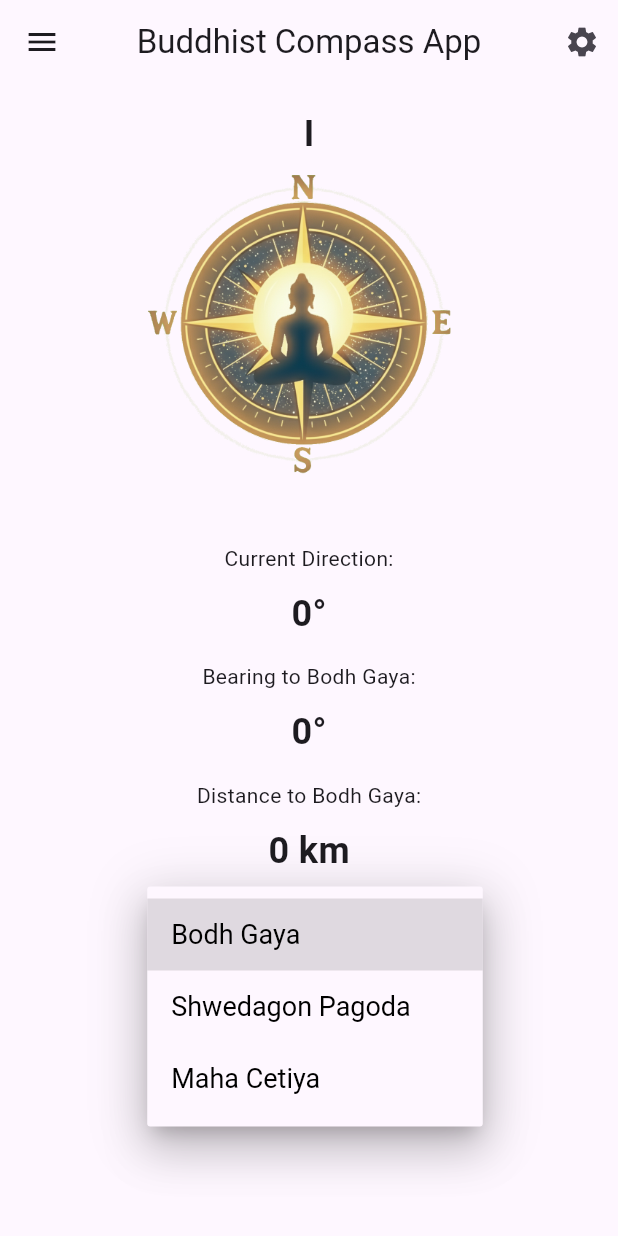
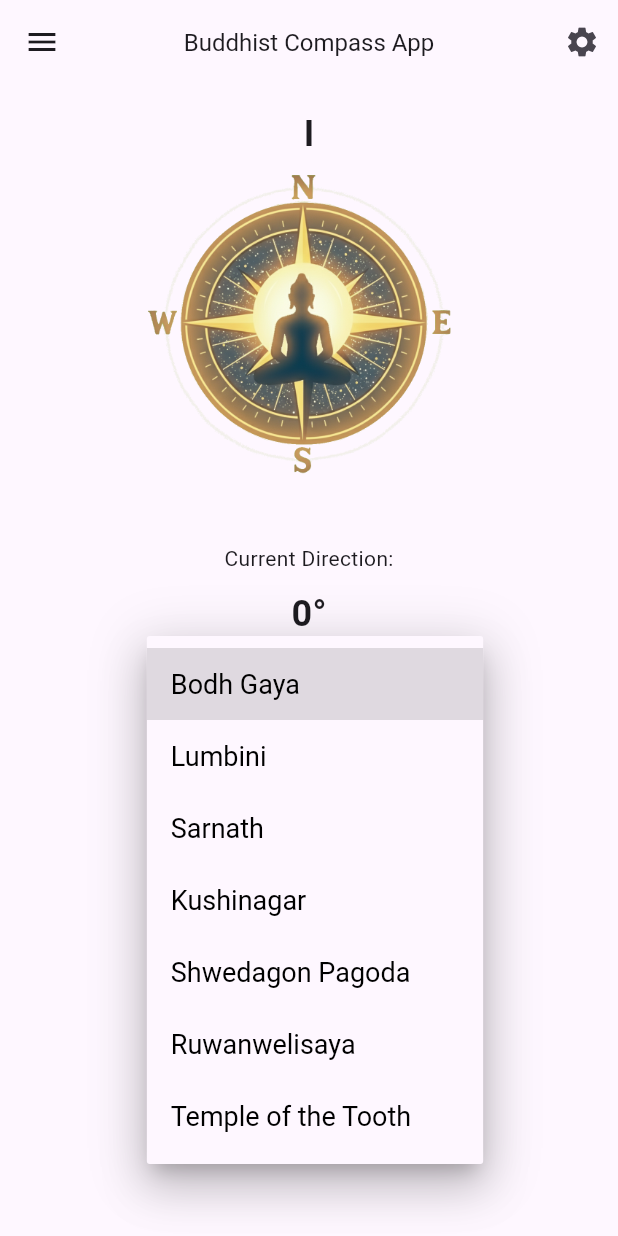
Before and after one commit to bksubhuti/buddhist_compass, a Flutter app: the screen it shows after launch, after a tap on "Bodh Gaya", on a phone screen of 412 x 824 dp. Run offline on Flutter 3.47's test engine with Material 3 defaults, Android fonts, the phone set to English and light mode, and no system bars; our stand-ins replace flutter_compass, geolocator, in_app_review, package_info_plus, share_plus, shared_preferences and 1 more; generated files the repository leaves out were written again.

Commit message:
added more places and lang changes

```diff
--- a/lib/l10n/app_en.arb
+++ b/lib/l10n/app_en.arb
@@ -39,9 +39,13 @@
   "shareAppTitle": "Share Buddhist Compass",
   "language": "Select language",
   "settings": "Settings",
+  "rateThisApp": "Rate This App",
   "place_bodhGaya": "Bodh Gaya",
   "place_shwedagonPagoda": "Shwedagon Pagoda",
-  "place_mahaCetiya": "Maha Cetiya",
   "place_select": "Select place",
-  "rateThisApp": "Rate This App"
+  "place_lumbiniPagoda": "Lumbini",
+  "place_sarnath": "Sarnath",
+  "place_kushinagar": "Kushinagar",
+  "place_mahaCetiya": "Ruwanwelisaya",
+  "place_toothRelicPagoda": "Temple of the Tooth"
 }
--- a/lib/place_selector.dart
+++ b/lib/place_selector.dart
@@ -14,29 +14,51 @@ class PlaceSelector extends StatefulWidget {
 class _PlaceSelectorState extends State<PlaceSelector> {
   // Stable IDs -> coordinates
   final Map<String, Map<String, double>> _placeById = const {
-    'bodhGaya': {'latitude': 24.6967, 'longitude': 84.9918},
-    'shwedagonPagoda': {'latitude': 16.7983, 'longitude': 96.1498},
-    'mahaCetiya': {'latitude': 8.3499986, 'longitude': 80.391165102},
+    'bodhGaya': {'latitude': 24.6951, 'longitude': 84.9913}, // Bodh Gaya, India
+    'lumbiniPagoda': {
+      'latitude': 27.4697,
+      'longitude': 83.2752
+    }, // Lumbini, Nepal
+    'sarnath': {'latitude': 25.3811, 'longitude': 83.0214}, // Sarnath, India
+    'kushinagar': {
+      'latitude': 26.7407,
+      'longitude': 83.8886
+    }, // Kushinagar, India
+    'shwedagonPagoda': {
+      'latitude': 16.7984,
+      'longitude': 96.1495
+    }, // Shwedagon, Myanmar
+    'mahaCetiya': {
+      'latitude': 8.3500,
+      'longitude': 80.3964
+    }, // Ruwanwelisaya, Sri Lanka
+    'toothRelicPagoda': {
+      'latitude': 7.2936,
+      'longitude': 80.6413
+    }, // Sri Dalada Maligawa, Sri Lanka
   };
-
   // Read previously saved selection; migrate old value if it was a localized name
   late String _selectedId = _normalizeSavedTarget(Prefs.targetName);
 
   String _normalizeSavedTarget(String saved) {
-    // if already a known ID, use it
     if (_placeById.containsKey(saved)) return saved;
-
-    // migrate legacy human-readable names -> IDs
     switch (saved) {
       case 'Bodh Gaya':
         return 'bodhGaya';
+      case 'Lumbini Pagoda':
+        return 'lumbiniPagoda';
+      case 'Sarnath': // Updated from 'saranat'
+        return 'sarnath';
+      case 'kushinagar':
+        return 'kushinagar';
       case 'Swedagon Pagoda':
       case 'Shwedagon Pagoda':
         return 'shwedagonPagoda';
       case 'Maha Cetiya':
         return 'mahaCetiya';
+      case 'Tooth Relic Pagoda':
+        return 'toothRelicPagoda';
       default:
-        // fallback
         return 'bodhGaya';
     }
   }
@@ -46,10 +68,18 @@ class _PlaceSelectorState extends State<PlaceSelector> {
     switch (id) {
       case 'bodhGaya':
         return t.place_bodhGaya;
+      case 'lumbiniPagoda':
+        return t.place_lumbiniPagoda;
+      case 'sarnath':
+        return t.place_sarnath;
+      case 'kushinagar':
+        return t.place_kushinagar;
       case 'shwedagonPagoda':
         return t.place_shwedagonPagoda;
       case 'mahaCetiya':
         return t.place_mahaCetiya;
+      case 'toothRelicPagoda':
+        return t.place_toothRelicPagoda;
       default:
         return id;
     }
--- a/lib/views/compass_page.dart
+++ b/lib/views/compass_page.dart
@@ -48,15 +48,22 @@ class _CompassPageState extends State<CompassPage>
   String _targetDisplayName(BuildContext context) {
     final t = AppLocalizations.of(context)!;
     switch (Prefs.targetName) {
-      // Prefs.targetName should store the ID
       case 'bodhGaya':
         return t.place_bodhGaya;
+      case 'lumbiniPagoda':
+        return t.place_lumbiniPagoda;
+      case 'sarnath':
+        return t.place_sarnath;
+      case 'kushinagar':
+        return t.place_kushinagar;
       case 'shwedagonPagoda':
         return t.place_shwedagonPagoda;
       case 'mahaCetiya':
         return t.place_mahaCetiya;
+      case 'toothRelicPagoda':
+        return t.place_toothRelicPagoda;
       default:
-        return t.place_bodhGaya; // fallback
+        return Prefs.targetName; // Fallback to ID for unrecognized cases
     }
   }
 
@@ -512,7 +519,11 @@ class _CompassPageState extends State<CompassPage>
       child: Scaffold(
         appBar: AppBar(
           centerTitle: true,
-          title: Text(AppLocalizations.of(context)!.appTitle),
+          title: Text(
+            AppLocalizations.of(context)!.appTitle,
+            style: TextStyle(fontSize: 16), // Smaller font size
+            overflow: TextOverflow.ellipsis, // Prevents cutoff
+          ),
           actions: [
             IconButton(
               icon: const Icon(Icons.settings),
```
Also changed, not shown: lib/l10n/app_my.arb (+14 -10 lines), lib/l10n/app_si.arb (+18 -14 lines), pubspec.yaml (+7 -13 lines), 3 other files.
